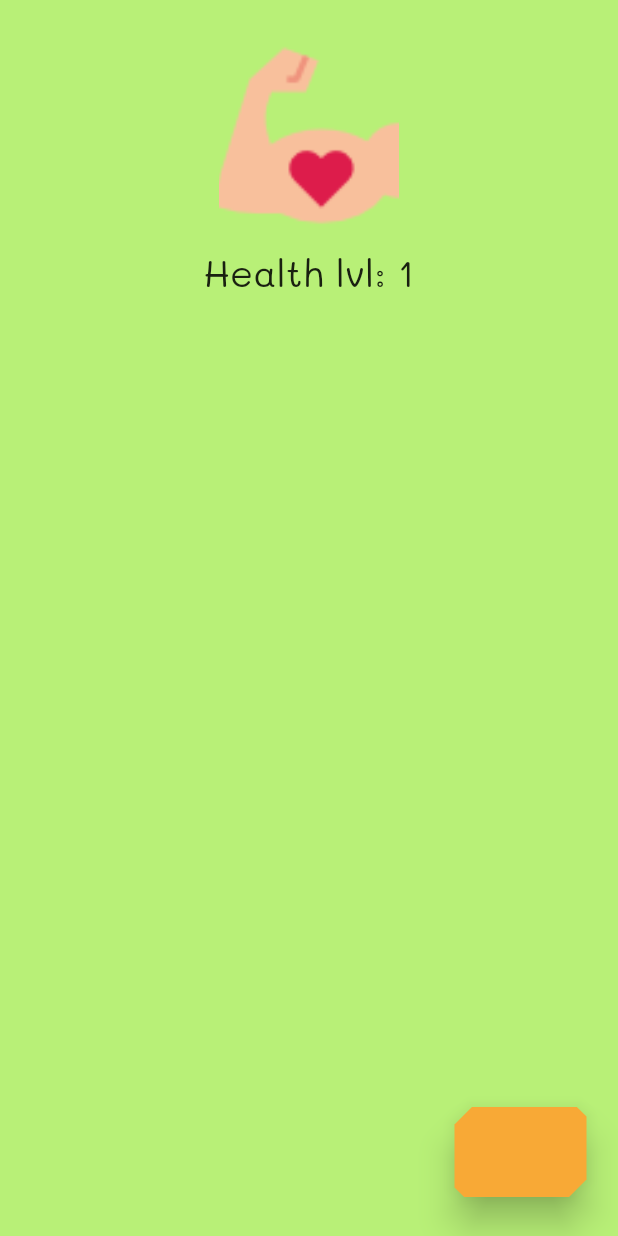
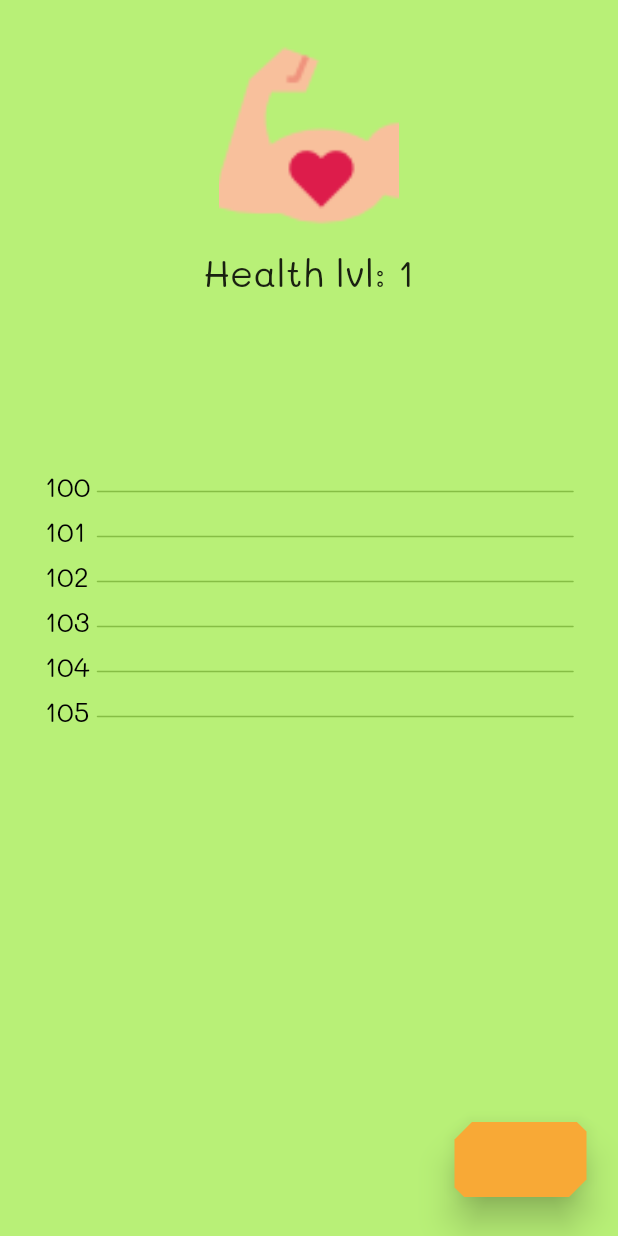
Before and after one commit to maxgmer/useful, a Flutter app: the screen it shows after launch, on a phone screen of 412 x 824 dp. Run offline on Flutter 3.47's test engine with Material 2 defaults, Android fonts, the phone set to English and light mode, and no system bars; our stand-ins replace rxdart.

Commit message:
Added graph widget, some refactoring, added convenience class for color manipulations

```diff
--- a/lib/blocs/HomeScreen/HomeScreenBloc.dart
+++ b/lib/blocs/HomeScreen/HomeScreenBloc.dart
@@ -94,9 +94,12 @@ class HomeScreenBloc {
     });
   }
 }
-
-
-//A convenience class for storing constants.
+//////////////////////////////////////////////////////////
+//                                                      //
+//   Classes below are for storing constants            //
+//   like padding, colors etc.                          //
+//                                                      //
+//////////////////////////////////////////////////////////
 class HomeScreenValues {
   static const int MAX_PAGE_ID = 3;
 
@@ -124,25 +127,29 @@ class HomeScreenValues {
   static getFABOnPressedColor() => Color.fromRGBO(174, 95, 0, 1.0);
 }
 
+
+
 class CustomFABValues {
   static const int ANIMATION_DURATION = 200;
 
-  static const double MIN_FAB_PADDING_RIGHT = 5.0;
-  static const double MIN_FAB_PADDING_BOTTOM = 10.0;
-  static const double INTERPOLATABLE_FAB_PADDING_RIGHT = 5.0;
-  static const double INTERPOLATABLE_FAB_PADDING_BOTTOM = 15.0;
-  static const double FAB_SIZE = 30.0;
-  static const int MAX_FAB_ELEVATION = 10;
+  static const double MIN_PADDING_RIGHT = 5.0;
+  static const double MIN_PADDING_BOTTOM = 10.0;
+  static const double INTERPOLATABLE_PADDING_RIGHT = 5.0;
+  static const double INTERPOLATABLE_PADDING_BOTTOM = 15.0;
+  static const double SIZE = 25.0;
+  static const int MAX_ELEVATION = 10;
 
-  static const double _MAX_BUTTON_CLIP_SECONDARY = 40.0;
-  static const double _MAX_BUTTON_CLIP_MAIN = 60.0;
+  static const double _MAX_CORNER_CLIP_SECONDARY = 40.0;
+  static const double _MAX_CORNER_CLIP_MAIN = 60.0;
 
   static const int _GUARANTEED_CLIP_MAIN = 5;
   static const int _GUARANTEED_CLIP_SECONDARY = 2;
 
-  static double calcRandomClipMain() => Random().nextDouble() * _MAX_BUTTON_CLIP_MAIN + _GUARANTEED_CLIP_MAIN;
-  static double calcRandomClipSecondary() => Random().nextDouble() * _MAX_BUTTON_CLIP_SECONDARY + _GUARANTEED_CLIP_SECONDARY;
+  static double calcRandomClipMain() => Random().nextDouble() * _MAX_CORNER_CLIP_MAIN + _GUARANTEED_CLIP_MAIN;
+  static double calcRandomClipSecondary() => Random().nextDouble() * _MAX_CORNER_CLIP_SECONDARY + _GUARANTEED_CLIP_SECONDARY;
 }
+
+
 
 class BreathingImageValues {
   static const int ANIMATION_DURATION = 4000;
@@ -158,5 +165,17 @@ class BreathingImageValues {
       case 3: return "assets/images/happinessPageSymbol.png";
     }
   }
+}
 
+
+class StatsGraphValues {
+  static const double PADDING_TOP = 90.0;
+
+  static const int MARKUP_COLOR_DARKEN_VALUE = 50;
+
+  static const double SIZE = 200.0;
+
+  static const double FONT_SIZE = 18.0;
+
+  static const double SPACE_FOR_NUMBERS_SIZE = 35.0;
 }
--- a/lib/customWidgets/CustomFAB.dart
+++ b/lib/customWidgets/CustomFAB.dart
@@ -78,16 +78,16 @@ class _CustomFABState extends State<CustomFloatingActionButton> with SingleTicke
   Widget build(BuildContext context) {
     return Padding(
       padding: EdgeInsets.only(
-          right: (_wasPressed ? (animation.value * CustomFABValues.INTERPOLATABLE_FAB_PADDING_RIGHT) :
-      ((1 - animation.value) * CustomFABValues.INTERPOLATABLE_FAB_PADDING_RIGHT)) + CustomFABValues.MIN_FAB_PADDING_RIGHT,
-          bottom: (_wasPressed ? (animation.value * CustomFABValues.INTERPOLATABLE_FAB_PADDING_BOTTOM) :
-          ((1 - animation.value) * CustomFABValues.INTERPOLATABLE_FAB_PADDING_BOTTOM)) + CustomFABValues.MIN_FAB_PADDING_BOTTOM),
+          right: (_wasPressed ? (animation.value * CustomFABValues.INTERPOLATABLE_PADDING_RIGHT) :
+      ((1 - animation.value) * CustomFABValues.INTERPOLATABLE_PADDING_RIGHT)) + CustomFABValues.MIN_PADDING_RIGHT,
+          bottom: (_wasPressed ? (animation.value * CustomFABValues.INTERPOLATABLE_PADDING_BOTTOM) :
+          ((1 - animation.value) * CustomFABValues.INTERPOLATABLE_PADDING_BOTTOM)) + CustomFABValues.MIN_PADDING_BOTTOM),
       child: RaisedButton(
         color: HomeScreenValues.getFABColor(animation.value),
         splashColor: Color.fromRGBO(0, 0, 0, 0.0), //no splash color
-        padding: EdgeInsets.all(CustomFABValues.FAB_SIZE),
+        padding: EdgeInsets.all(CustomFABValues.SIZE),
         highlightColor: HomeScreenValues.getFABOnPressedColor(),
-        elevation: animation.value * CustomFABValues.MAX_FAB_ELEVATION,
+        elevation: animation.value * CustomFABValues.MAX_ELEVATION,
         shape: BeveledRectangleBorder(
             borderRadius: BorderRadius.only(
                 topLeft: Radius.elliptical(_topLeftX, _topLeftY),
--- /dev/null
+++ b/lib/customWidgets/StatsGraph.dart
@@ -0,0 +1,71 @@
+import 'package:flutter/material.dart';
+import 'dart:math';
+
+import 'package:useful_app/blocs/HomeScreen/HomeScreenBloc.dart';
+
+class StatsGraph extends StatefulWidget {
+
+  StatsGraph({Color graphMarkupColor}) {
+    _StatsGraphState.graphMarkupColor = graphMarkupColor;
+  }
+
+  @override
+  State<StatefulWidget> createState() => _StatsGraphState();
+
+}
+
+class _StatsGraphState extends State<StatsGraph> with TickerProviderStateMixin {
+  static Color graphMarkupColor;
+
+  @override
+  Widget build(BuildContext context) {
+    return new CustomPaint(
+      size: Size(0.0, StatsGraphValues.SIZE),
+      painter: _StatsGraphPainter(graphMarkupColor),
+    );
+  }
+}
+
+class _StatsGraphPainter extends CustomPainter {
+
+  Animation animation;
+  Color lineColor;
+  Color roundColor;
+  Color _graphMarkupColor;
+
+  int maxTasksDoneInATimeframe = 10;//maxTasksDoneInATimeframe + (int)(maxTasksDoneInATimeframe / 3) = max graph height value
+
+  _StatsGraphPainter(this._graphMarkupColor);
+
+  @override
+  void paint(Canvas canvas, Size size) {
+    Paint paint = new Paint()
+        ..strokeWidth = 1.0
+        ..strokeCap = StrokeCap.round
+        ..style = PaintingStyle.fill;
+
+    paint.color = _graphMarkupColor;
+    double fifthOfHeight = (size.height - 50) / 5;
+    for (int i = 0; i <= 5; i++) {
+      canvas.drawLine(Offset(StatsGraphValues.SPACE_FOR_NUMBERS_SIZE, 25 + (i * fifthOfHeight)), Offset(size.width, 25 + (i * fifthOfHeight)), paint);
+
+      //move this to a separate method
+      TextSpan span = TextSpan(
+          style: TextStyle(
+              color: Colors.black,
+              fontSize: StatsGraphValues.FONT_SIZE,
+              fontFamily: "Mali"
+          ),
+          text: (i + 100).toString());
+      TextPainter activitiesAmount = TextPainter(text: span, textDirection: TextDirection.ltr);
+      activitiesAmount.layout();
+      activitiesAmount.paint(canvas, Offset(0.0, 10.0 + (i * fifthOfHeight)));
+    }
+  }
+
+  @override
+  bool shouldRepaint(CustomPainter oldDelegate) {
+    // TODO: implement shouldRepaint
+    return false;
+  }
+}
```
Also changed, not shown: lib/util/ColorHelper.dart (added, +16 -0 lines), lib/views/home_screen.dart (+10 -2 lines).
